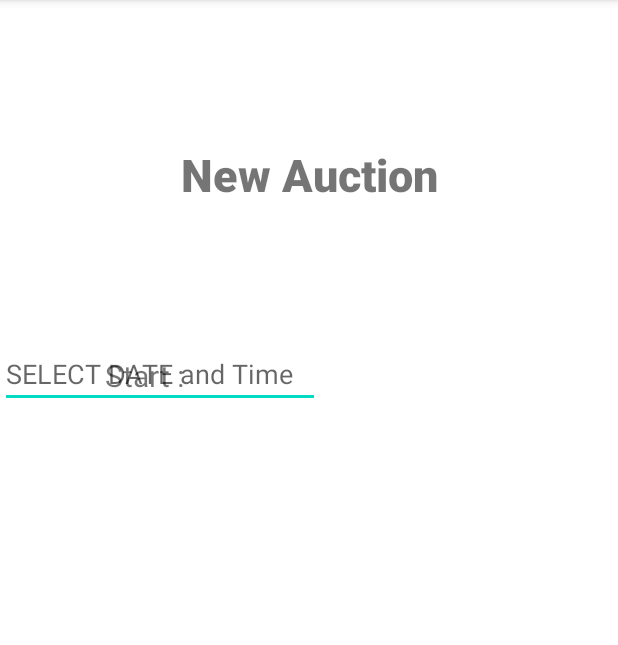
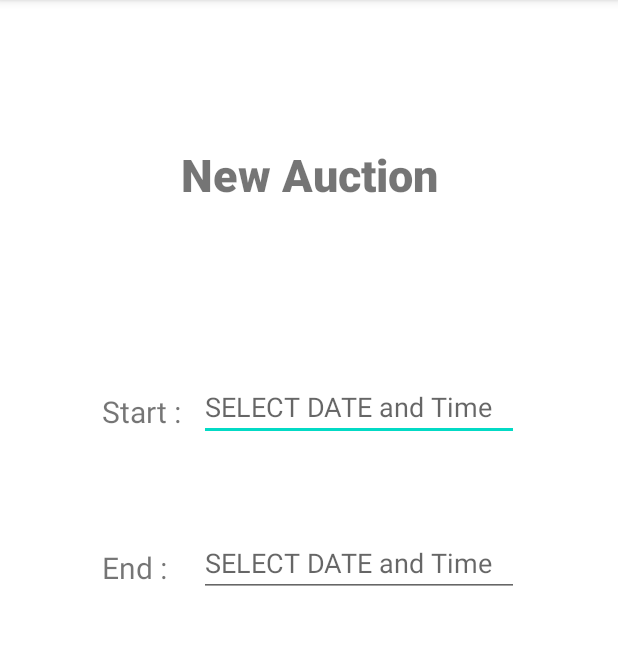
Before and after one commit to ishanfdo18098/CO225-Java-Project, an Android app: the AdminPage4 screen opened directly, with no data from a screen before it, on a phone screen of 412 x 824 dp, the part 84-729 px from its top. Run offline under Robolectric (Android 15) with nearby library versions, the phone set to English and light mode, and no system bars.

Commit message:
Admin Page 4 - stated time added

```diff
--- a/BidCoinApp/app/src/main/res/layout/activity_admin_page4.xml
+++ b/BidCoinApp/app/src/main/res/layout/activity_admin_page4.xml
@@ -7,6 +7,54 @@
     android:layout_height="match_parent"
     tools:context=".AdminMode.AdminPage4">
 
+
+    <EditText
+        android:id="@+id/date_time_input"
+        android:layout_width="wrap_content"
+        android:layout_height="wrap_content"
+        android:layout_marginStart="12dp"
+        android:layout_marginTop="112dp"
+        android:ems="10"
+        android:hint="SELECT DATE and Time"
+        android:inputType="none"
+        app:layout_constraintStart_toEndOf="@+id/textView"
+        app:layout_constraintTop_toBottomOf="@+id/textView4"
+        tools:ignore="MissingConstraints" />
+
+    <TextView
+        android:id="@+id/textView"
+        android:layout_width="wrap_content"
+        android:layout_height="wrap_content"
+        android:layout_marginStart="68dp"
+        android:layout_marginTop="124dp"
+        android:text="Start :"
+        android:textSize="20sp"
+        app:layout_constraintStart_toStartOf="parent"
+        app:layout_constraintTop_toBottomOf="@+id/textView4" />
+
+    <EditText
+        android:id="@+id/date_time_input2"
+        android:layout_width="wrap_content"
+        android:layout_height="wrap_content"
+        android:layout_marginStart="12dp"
+        android:layout_marginTop="216dp"
+        android:ems="10"
+        android:hint="SELECT DATE and Time"
+        android:inputType="none"
+        app:layout_constraintStart_toEndOf="@+id/textView"
+        app:layout_constraintTop_toBottomOf="@+id/textView4"
+        tools:ignore="MissingConstraints" />
+
+    <TextView
+        android:id="@+id/textView6"
+        android:layout_width="wrap_content"
+        android:layout_height="wrap_content"
+        android:layout_marginStart="68dp"
+        android:layout_marginTop="228dp"
+        android:text="End :"
+        android:textSize="20sp"
+        app:layout_constraintStart_toStartOf="parent"
+        app:layout_constraintTop_toBottomOf="@+id/textView4" />
 
     <TextView
         android:id="@+id/textView4"
@@ -23,27 +71,4 @@
         app:layout_constraintStart_toStartOf="parent"
         app:layout_constraintTop_toTopOf="parent" />
 
-    <EditText
-        android:id="@+id/date_time_input"
-        android:layout_width="wrap_content"
-        android:layout_height="wrap_content"
-        android:layout_marginTop="90dp"
-        android:ems="10"
-        android:hint="SELECT DATE and Time"
-        android:inputType="none"
-        app:layout_constraintTop_toBottomOf="@+id/textView4"
-        tools:ignore="MissingConstraints"
-        tools:layout_editor_absoluteX="164dp" />
-
-    <TextView
-        android:id="@+id/textView"
-        android:layout_width="wrap_content"
-        android:layout_height="wrap_content"
-        android:layout_marginStart="70dp"
-        android:layout_marginTop="100dp"
-        android:text="Start :"
-        android:textSize="20sp"
-        app:layout_constraintStart_toStartOf="parent"
-        app:layout_constraintTop_toBottomOf="@+id/textView4" />
-
 </androidx.constraintlayout.widget.ConstraintLayout>
```
Also changed, not shown: BidCoinApp/app/src/main/java/com/ishanadeeparidma/bidcoin/AdminMode/AdminPage4.java (+3 -33 lines).
